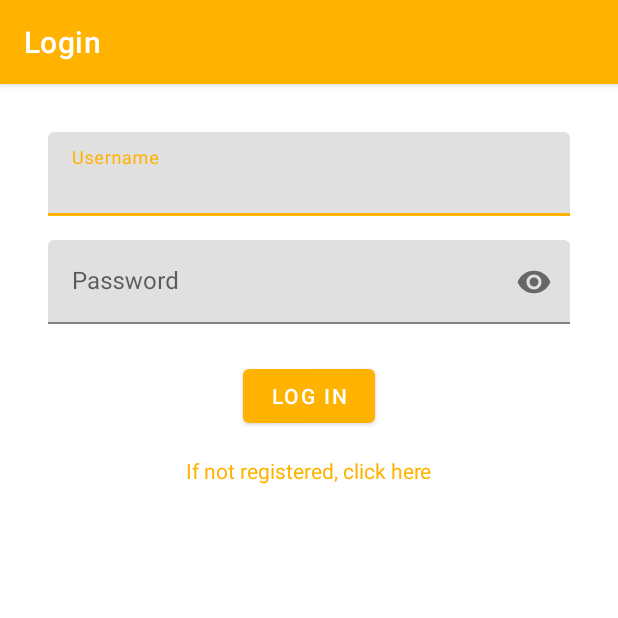
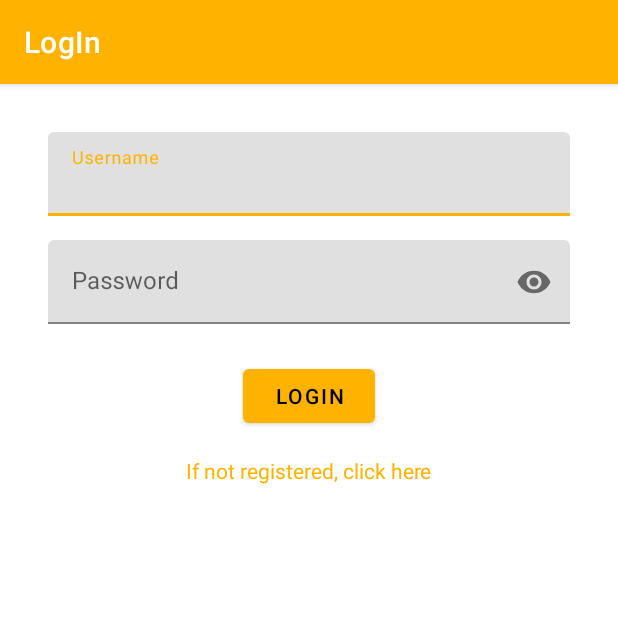
Before and after one commit to JosepDev23/PokeArcade, an Android app: the screen it shows after launch (MainActivity), on a phone screen of 412 x 824 dp, the top half of it. Run offline under Robolectric (Android 15) with nearby library versions, the phone set to English and light mode, and no system bars; our stand-ins replace Dagger/Hilt's generated code, navigation-ui.

Commit message:
Documentadas clases y traducción funcional.

```diff
--- a/app/src/main/java/dadm/pokearcade/data/users/UsersDao.kt
+++ b/app/src/main/java/dadm/pokearcade/data/users/UsersDao.kt
@@ -7,6 +7,9 @@ import dadm.pokearcade.data.users.UsersContract.entries.TABLE_USERS
 import dadm.pokearcade.data.users.model.UserDto
 import kotlinx.coroutines.flow.Flow
 
+/**
+ * The user DAO. On conflict username, replace strategy.
+ */
 @Dao
 interface UsersDao {
 
--- a/app/src/main/java/dadm/pokearcade/data/users/UsersDataSource.kt
+++ b/app/src/main/java/dadm/pokearcade/data/users/UsersDataSource.kt
@@ -3,6 +3,9 @@ package dadm.pokearcade.data.users
 import dadm.pokearcade.data.users.model.UserDto
 import kotlinx.coroutines.flow.Flow
 
+/**
+ * The User Data Source with his CRUD methods.
+ */
 interface UsersDataSource {
 
     suspend fun postUser(userDto: UserDto)
--- a/app/src/main/java/dadm/pokearcade/data/users/UsersDataSourceImpl.kt
+++ b/app/src/main/java/dadm/pokearcade/data/users/UsersDataSourceImpl.kt
@@ -4,18 +4,24 @@ import dadm.pokearcade.data.users.model.UserDto
 import kotlinx.coroutines.flow.Flow
 import javax.inject.Inject
 
+/**
+ * Implement UserDataSource with the CRUD operations.
+ */
 class UsersDataSourceImpl @Inject constructor(
     private val usersDao: UsersDao
 ): UsersDataSource{
 
+    /** Register a new user with his DTO. */
     override suspend fun postUser(userDto: UserDto) {
         usersDao.postUser(userDto)
     }
 
+    /** Get an user by his User and Password. */
     override fun getUserByUsernameAndPassword(username: String, password: String): Flow<UserDto?> {
         return usersDao.getUserByUsernameAndPassword(username, password)
     }
 
+    /** Update an user with new info. */
     override suspend fun updateUser(userDto: UserDto): Int {
         return usersDao.updateUser(userDto)
     }
--- a/app/src/main/java/dadm/pokearcade/data/users/UsersRepositoryImpl.kt
+++ b/app/src/main/java/dadm/pokearcade/data/users/UsersRepositoryImpl.kt
@@ -7,20 +7,26 @@ import kotlinx.coroutines.flow.Flow
 import kotlinx.coroutines.flow.map
 import javax.inject.Inject
 
+/**
+ * Implement UserRepository with the CRUD operations.
+ */
 class UsersRepositoryImpl @Inject constructor(
     private val usersDataSource: UsersDataSource
 ): UsersRepository {
 
+    /** Register a new user with the user domain. */
     override suspend fun postUser(user: User) {
         usersDataSource.postUser(user.toDto())
     }
 
+    /** Get the user with the username and password. */
     override fun getUserByUsernameAndPassword(username: String, password: String): Flow<User?> {
         return usersDataSource.getUserByUsernameAndPassword(username, password).map {
             it?.toDomain()
         }
     }
 
+    /** update the userDTO with new info. */
     override suspend fun updateUser(user: User): Int {
         return usersDataSource.updateUser(user.toDto())
     }
--- a/app/src/main/java/dadm/pokearcade/data/users/model/UserDto.kt
+++ b/app/src/main/java/dadm/pokearcade/data/users/model/UserDto.kt
@@ -9,6 +9,10 @@ import dadm.pokearcade.data.users.UsersContract.entries.COLUMN_USERNAME
 import dadm.pokearcade.data.users.UsersContract.entries.COLUMN_WINS
 import dadm.pokearcade.data.users.UsersContract.entries.TABLE_USERS
 
+/**
+ * The userDTO with his four columns.
+ * The username and password to login, and the numer of games played and won.
+ */
 @Entity(tableName = TABLE_USERS)
 data class UserDto(
     @PrimaryKey
--- a/app/src/main/java/dadm/pokearcade/data/users/model/UserDtoMapper.kt
+++ b/app/src/main/java/dadm/pokearcade/data/users/model/UserDtoMapper.kt
@@ -2,6 +2,9 @@ package dadm.pokearcade.data.users.model
 
 import dadm.pokearcade.domain.model.User
 
+/**
+ * Mapping from user DTO to Domain.
+ */
 fun UserDto.toDomain(): User = User(
     username = username,
     password = password,
@@ -9,6 +12,9 @@ fun UserDto.toDomain(): User = User(
     games = games
 )
 
+/**
+ * Mapping from user domain to DTO.
+ */
 fun User.toDto(): UserDto = UserDto(
     username = username,
     password = password,
--- a/app/src/main/res/layout/fragment_login.xml
+++ b/app/src/main/res/layout/fragment_login.xml
@@ -52,7 +52,7 @@
         android:layout_width="wrap_content"
         android:layout_height="wrap_content"
         android:layout_marginTop="24dp"
-        android:text="@string/login_button"
+        android:text="@string/login"
         app:layout_constraintEnd_toEndOf="parent"
         app:layout_constraintStart_toStartOf="parent"
         app:layout_constraintTop_toBottomOf="@+id/passwordTextInputLayout" />
--- a/app/src/main/res/layout/fragment_signup.xml
+++ b/app/src/main/res/layout/fragment_signup.xml
@@ -52,7 +52,7 @@
         android:layout_width="wrap_content"
         android:layout_height="wrap_content"
         android:layout_marginTop="24dp"
-        android:text="@string/signup_button"
+        android:text="@string/signup"
         app:layout_constraintEnd_toEndOf="parent"
         app:layout_constraintStart_toStartOf="parent"
         app:layout_constraintTop_toBottomOf="@+id/passwordTextInputLayout" />
--- a/app/src/main/res/navigation/navigation_graph.xml
+++ b/app/src/main/res/navigation/navigation_graph.xml
@@ -8,7 +8,7 @@
     <fragment
         android:id="@+id/loginFragment"
         android:name="dadm.pokearcade.ui.login.LoginFragment"
-        android:label="@string/login_fragment_label"
+        android:label="@string/login"
         tools:layout="@layout/fragment_login">
         <action
             android:id="@+id/action_loginFragment_to_signupFragment"
@@ -21,7 +21,7 @@
     <fragment
         android:id="@+id/signupFragment"
         android:name="dadm.pokearcade.ui.signup.SignupFragment"
-        android:label="@string/signup_fragment_label"
+        android:label="@string/signup"
         tools:layout="@layout/fragment_signup">
         <action
             android:id="@+id/action_signupFragment_to_loginFragment"
@@ -31,7 +31,7 @@
     <fragment
         android:id="@+id/gamesFragment"
         android:name="dadm.pokearcade.ui.games.GamesFragment"
-        android:label="@string/fragment_games_label"
+        android:label="@string/games"
         tools:layout="@layout/fragment_games">
         <action
             android:id="@+id/action_gamesFragment_to_wordleFragment"
@@ -44,13 +44,13 @@
     <fragment
         android:id="@+id/settingsFragment"
         android:name="dadm.pokearcade.ui.settings.SettingsFragment"
-        android:label="@string/fragment_settings_label"
+        android:label="@string/settings"
         tools:layout="@layout/fragment_settings" />
 
     <fragment
         android:id="@+id/profileFragment"
         android:name="dadm.pokearcade.ui.profile.ProfileFragment"
-        android:label="@string/fragment_profile_label"
+        android:label="@string/profile"
         tools:layout="@layout/fragment_profile" />
 
     <fragment
--- a/app/src/main/res/values-night/strings.xml
+++ b/app/src/main/res/values-night/strings.xml
@@ -1,7 +1,29 @@
 <?xml version="1.0" encoding="utf-8"?>
 <resources>
+    <string name="app_name" translatable="false">PokeArcade</string>
+    <string name="username_hint">Username</string>
+    <string name="password_hint">Password</string>
+    <string name="login">LogIn</string>
+    <string name="register_text">If not registered, click here</string>
+    <string name="signup">SignUp</string>
+    <string name="games">Games</string>
+    <string name="profile">Profile</string>
+    <string name="settings">Settings</string>
+    <string name="Wordle" translatable="false">Wordle</string>
+    <string name="GuessThePokemon">Guess the Pokemon</string>
     <string name="welcome">Welcome Juan</string>
-    <string name="namePokemon1">Pokemon1</string>
-    <string name="namePokemon2">Pokemon2</string>
-    <string name="pokemonQuestion">¿Quién es el Pokemon de arriba?</string>
+    <string name="namePokemon1" translatable="false">Pokemon1</string>
+    <string name="namePokemon2" translatable="false">Pokemon2</string>
+    <string name="namePokemon3" translatable="false">Pokemon3</string>
+    <string name="namePokemon4" translatable="false">Pokemon4</string>
+    <string name="pokemonQuestion">Who is that pokemon?</string>
+    <string name="fragment_wordle_label" translatable="false">Wordle</string>
+    <string name="fragment_guesspokemon_label">Guess the Pokemon</string>
+    <string name="total_wins">Total wins: %d</string>
+    <string name="total_games">Total games: %d</string>
+    <string name="username_profile" translatable="false">%1s</string>
+    <string name="title_username_settings">Username</string>
+    <string name="title_language_settings">Language</string>
+    <string name="title_dark_mode_settings">Dark mode</string>
+    <string name="imageDescription">The pokemon image the user has to guess.</string>
 </resources>
--- a/app/src/main/res/values-night/themes.xml
+++ b/app/src/main/res/values-night/themes.xml
@@ -2,8 +2,8 @@
     <!-- Base application theme. -->
     <style name="Theme.PokeArcade" parent="Theme.MaterialComponents.DayNight.NoActionBar">
         <!-- Primary brand color. -->
-        <item name="colorPrimary">@color/purple_200</item>
-        <item name="colorPrimaryVariant">@color/purple_700</item>
+        <item name="colorPrimary">@color/yellow_200</item>
+        <item name="colorPrimaryVariant">@color/yellow_700</item>
         <item name="colorOnPrimary">@color/black</item>
         <!-- Secondary brand color. -->
         <item name="colorSecondary">@color/teal_200</item>
--- a/app/src/main/res/values/strings.xml
+++ b/app/src/main/res/values/strings.xml
@@ -1,18 +1,14 @@
+<?xml version="1.0" encoding="utf-8"?>
 <resources>
     <string name="app_name" translatable="false">PokeArcade</string>
     <string name="username_hint">Username</string>
     <string name="password_hint">Password</string>
-    <string name="login_button">Log in</string>
+    <string name="login">LogIn</string>
     <string name="register_text">If not registered, click here</string>
-    <string name="signup_button">Sign up</string>
-    <string name="login_fragment_label">Login</string>
-    <string name="signup_fragment_label">Signup</string>
+    <string name="signup">SignUp</string>
     <string name="games">Games</string>
     <string name="profile">Profile</string>
     <string name="settings">Settings</string>
-    <string name="fragment_games_label">Games</string>
-    <string name="fragment_settings_label">Settings</string>
-    <string name="fragment_profile_label">Profile</string>
     <string name="Wordle" translatable="false">Wordle</string>
     <string name="GuessThePokemon">Guess the Pokemon</string>
     <string name="welcome">Welcome Juan</string>
--- a/app/src/main/res/values/themes.xml
+++ b/app/src/main/res/values/themes.xml
@@ -4,7 +4,7 @@
         <!-- Primary brand color. -->
         <item name="colorPrimary">@color/yellow_500</item>
         <item name="colorPrimaryVariant">@color/yellow_700</item>
-        <item name="colorOnPrimary">@color/white</item>
+        <item name="colorOnPrimary">@color/black</item>
         <!-- Secondary brand color. -->
         <item name="colorSecondary">@color/teal_200</item>
         <item name="colorSecondaryVariant">@color/teal_700</item>
```
Also changed, not shown: app/src/main/java/dadm/pokearcade/ui/settings/SettingsFragment.kt (+36 -1 lines), 1 other file.
